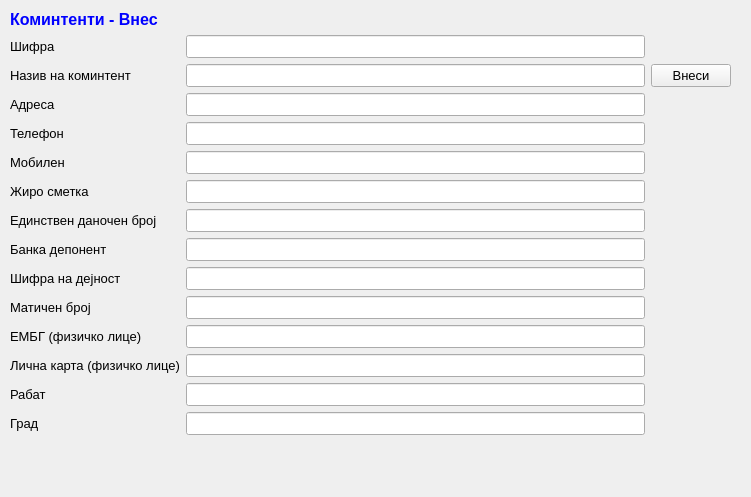
First picture: the form in sterna/Komintenti/komintentivnes.ui, repository srgank/sterna_x, before the edit.
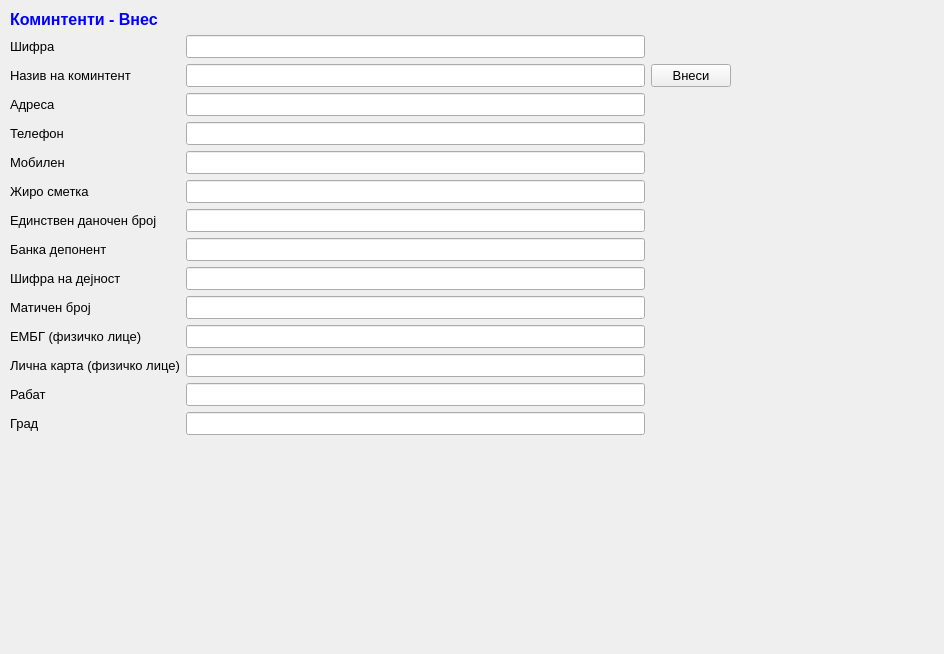
Second picture: the form after the edit. Icons and pictures are not drawn.

What changed in the file:
```diff
--- a/sterna/Komintenti/komintentivnes.ui
+++ b/sterna/Komintenti/komintentivnes.ui
@@ -6,8 +6,8 @@
    <rect>
     <x>0</x>
     <y>0</y>
-    <width>751</width>
-    <height>497</height>
+    <width>944</width>
+    <height>654</height>
    </rect>
   </property>
   <property name="windowTitle">
```
Left out of the diff: 173 changed lines with no effect on the pictures.
